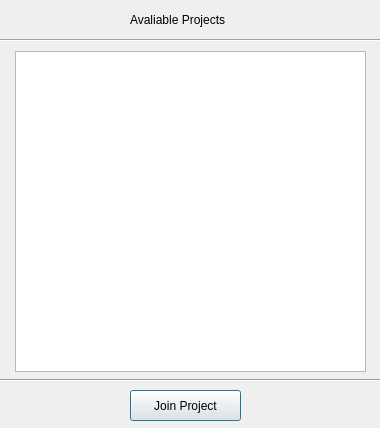
This is d2/projectwindow.ui in forshakuras/3004 as Qt 5 draws it before an edit. The edited form follows.
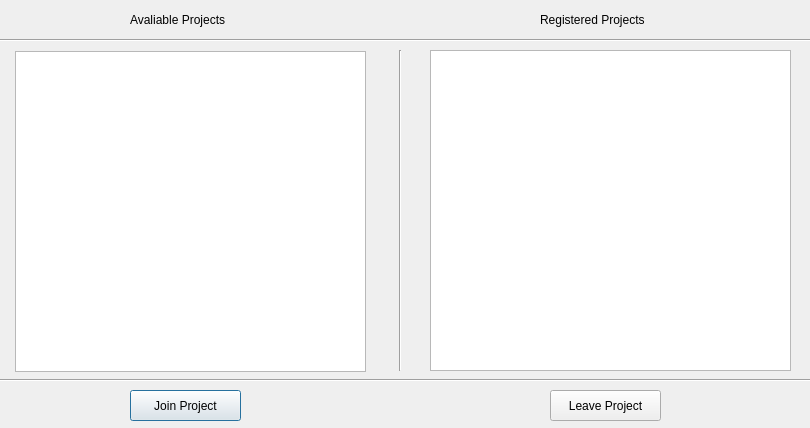
This is the edited form.

```diff
--- a/d2/projectwindow.ui
+++ b/d2/projectwindow.ui
@@ -6,7 +6,7 @@
    <rect>
     <x>0</x>
     <y>0</y>
-    <width>380</width>
+    <width>810</width>
     <height>428</height>
    </rect>
   </property>
@@ -28,7 +28,7 @@
     <rect>
      <x>-10</x>
      <y>370</y>
-     <width>391</width>
+     <width>831</width>
      <height>20</height>
     </rect>
    </property>
@@ -54,7 +54,7 @@
     <rect>
      <x>0</x>
      <y>30</y>
-     <width>381</width>
+     <width>821</width>
      <height>20</height>
     </rect>
    </property>
@@ -75,6 +75,55 @@
     <string>Avaliable Projects</string>
    </property>
   </widget>
+  <widget class="Line" name="line_3">
+   <property name="geometry">
+    <rect>
+     <x>390</x>
+     <y>50</y>
+     <width>20</width>
+     <height>321</height>
+    </rect>
+   </property>
+   <property name="orientation">
+    <enum>Qt::Vertical</enum>
+   </property>
+  </widget>
+  <widget class="QListView" name="registerproject">
+   <property name="geometry">
+    <rect>
+     <x>430</x>
+     <y>50</y>
+     <width>361</width>
+     <height>321</height>
+    </rect>
+   </property>
+  </widget>
+  <widget class="QPushButton" name="leavebutton">
+   <property name="geometry">
+    <rect>
+     <x>550</x>
+     <y>390</y>
+     <width>111</width>
+     <height>31</height>
+    </rect>
+   </property>
+   <property name="text">
+    <string>Leave Project</string>
+   </property>
+  </widget>
+  <widget class="QLabel" name="label_2">
+   <property name="geometry">
+    <rect>
+     <x>540</x>
+     <y>10</y>
+     <width>141</width>
+     <height>20</height>
+    </rect>
+   </property>
+   <property name="text">
+    <string>Registered Projects</string>
+   </property>
+  </widget>
  </widget>
  <resources/>
  <connections/>
```
